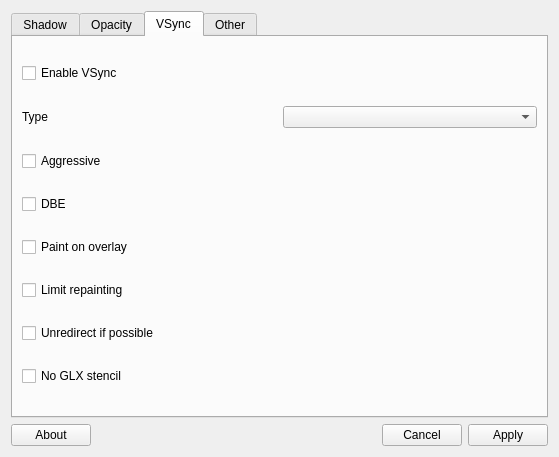
This is maindialog.ui in lxqt/compton-conf as Qt 5 draws it before an edit. The edited form follows.
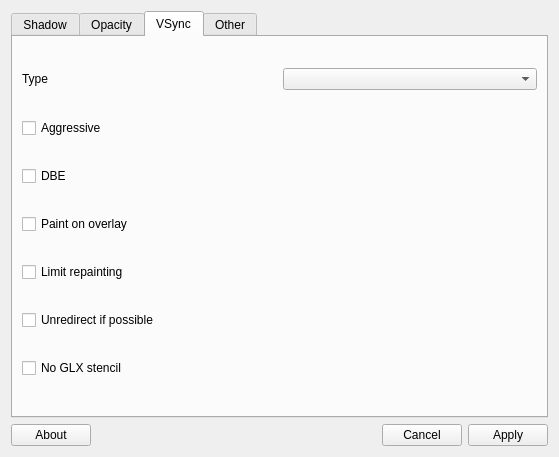
This is the edited form.

Commit message: Implemented VSync

```diff
--- a/maindialog.ui
+++ b/maindialog.ui
@@ -279,22 +279,85 @@
        <string>VSync</string>
       </attribute>
       <layout class="QGridLayout" name="gridLayout">
-       <item row="0" column="0" colspan="2">
-        <widget class="QCheckBox" name="vsync_enable">
+       <item row="1" column="0" colspan="2">
+        <widget class="QCheckBox" name="vsync_aggressive">
+         <property name="toolTip">
+          <string>Attempt to send painting request before VBlank and do XFlush()
+  during VBlank. This switch may be lifted out at any moment.
+</string>
+         </property>
          <property name="text">
-          <string>Enable VSync</string>
+          <string>Aggressive</string>
          </property>
         </widget>
        </item>
-       <item row="1" column="0">
+       <item row="4" column="0" colspan="2">
+        <widget class="QCheckBox" name="sw_opti">
+         <property name="toolTip">
+          <string>  Limit compton to repaint at most once every 1 / refresh_rate
+  second to boost performance.
+</string>
+         </property>
+         <property name="text">
+          <string>Limit repainting</string>
+         </property>
+        </widget>
+       </item>
+       <item row="2" column="0" colspan="2">
+        <widget class="QCheckBox" name="dbe">
+         <property name="toolTip">
+          <string>Enable DBE painting mode, intended to use with VSync to
+  (hopefully) eliminate tearing.
+</string>
+         </property>
+         <property name="text">
+          <string>DBE</string>
+         </property>
+        </widget>
+       </item>
+       <item row="0" column="0">
         <widget class="QLabel" name="label">
          <property name="text">
           <string>Type</string>
          </property>
         </widget>
        </item>
-       <item row="1" column="1">
-        <widget class="QComboBox" name="vsync_type">
+       <item row="6" column="0" colspan="2">
+        <widget class="QCheckBox" name="glx_no_stencil">
+         <property name="toolTip">
+          <string>GLX backend: Avoid using stencil buffer. Might cause issues
+  when rendering transparent content. My tests show a 15% performance
+  boost.</string>
+         </property>
+         <property name="text">
+          <string>No GLX stencil</string>
+         </property>
+        </widget>
+       </item>
+       <item row="5" column="0" colspan="2">
+        <widget class="QCheckBox" name="unredir_if_possible">
+         <property name="toolTip">
+          <string>  Unredirect all windows if a full-screen opaque window is
+  detected, to maximize performance for full-screen windows.</string>
+         </property>
+         <property name="text">
+          <string>Unredirect if possible</string>
+         </property>
+        </widget>
+       </item>
+       <item row="3" column="0" colspan="2">
+        <widget class="QCheckBox" name="paint_on_overlay">
+         <property name="toolTip">
+          <string>  Painting on X Composite overlay window.
+</string>
+         </property>
+         <property name="text">
+          <string>Paint on overlay</string>
+         </property>
+        </widget>
+       </item>
+       <item row="0" column="1">
+        <widget class="QComboBox" name="vsync">
          <property name="toolTip">
           <string>  Set VSync method. There are (up to) 5 VSync methods currently
   available:
@@ -314,76 +377,6 @@
          </property>
         </widget>
        </item>
-       <item row="2" column="0" colspan="2">
-        <widget class="QCheckBox" name="vsync_aggressive">
-         <property name="toolTip">
-          <string>Attempt to send painting request before VBlank and do XFlush()
-  during VBlank. This switch may be lifted out at any moment.
-</string>
-         </property>
-         <property name="text">
-          <string>Aggressive</string>
-         </property>
-        </widget>
-       </item>
-       <item row="3" column="0" colspan="2">
-        <widget class="QCheckBox" name="vsync_dbe">
-         <property name="toolTip">
-          <string>Enable DBE painting mode, intended to use with VSync to
-  (hopefully) eliminate tearing.
-</string>
-         </property>
-         <property name="text">
-          <string>DBE</string>
-         </property>
-        </widget>
-       </item>
-       <item row="4" column="0" colspan="2">
-        <widget class="QCheckBox" name="vsync_overlay">
-         <property name="toolTip">
-          <string>  Painting on X Composite overlay window.
-</string>
-         </property>
-         <property name="text">
-          <string>Paint on overlay</string>
-         </property>
-        </widget>
-       </item>
-       <item row="5" column="0" colspan="2">
-        <widget class="QCheckBox" name="vsync_limit">
-         <property name="toolTip">
-          <string>  Limit compton to repaint at most once every 1 / refresh_rate
-  second to boost performance.
-</string>
-         </property>
-         <property name="text">
-          <string>Limit repainting</string>
-         </property>
-        </widget>
-       </item>
-       <item row="6" column="0" colspan="2">
-        <widget class="QCheckBox" name="vsync_unredir">
-         <property name="toolTip">
-          <string>  Unredirect all windows if a full-screen opaque window is
-  detected, to maximize performance for full-screen windows.</string>
-         </property>
-         <property name="text">
-          <string>Unredirect if possible</string>
-         </property>
-        </widget>
-       </item>
-       <item row="7" column="0" colspan="2">
-        <widget class="QCheckBox" name="vsync_stencil">
-         <property name="toolTip">
-          <string>GLX backend: Avoid using stencil buffer. Might cause issues
-  when rendering transparent content. My tests show a 15% performance
-  boost.</string>
-         </property>
-         <property name="text">
-          <string>No GLX stencil</string>
-         </property>
-        </widget>
-       </item>
       </layout>
      </widget>
      <widget class="QWidget" name="otherTab">
```
The commit also changes 2 other files.
